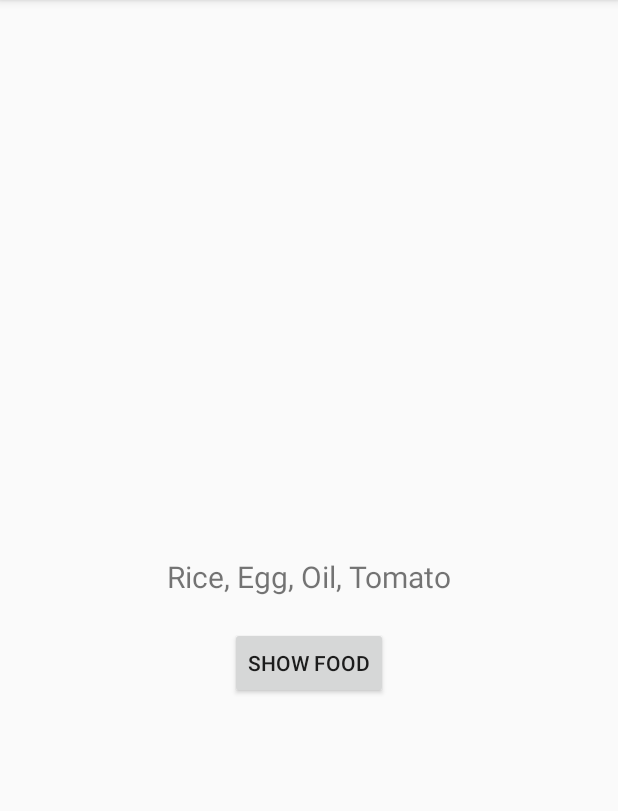
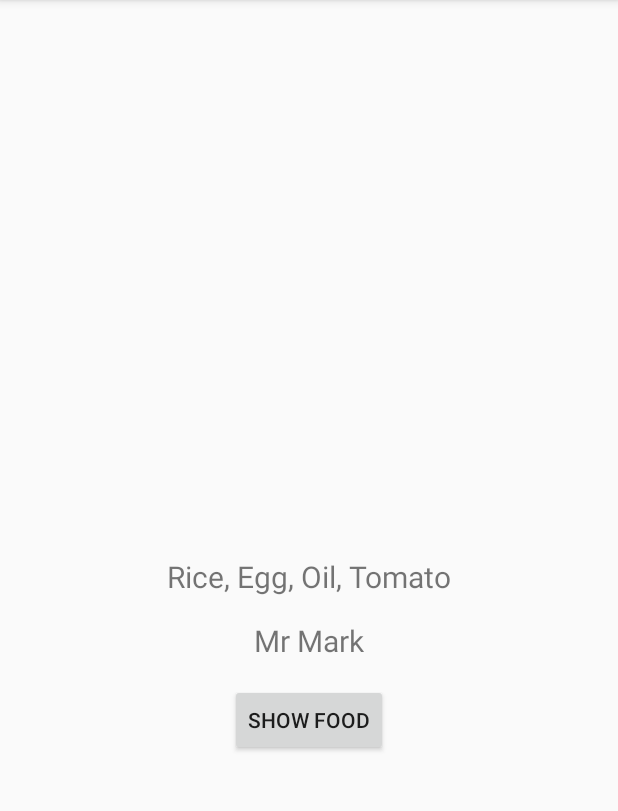
Before and after one commit to abircse/Dagger2-Kotlin, an Android app: the screen it shows after launch (MainActivity), after a tap on "SHOW FOOD", on a phone screen of 412 x 824 dp, the part 84-895 px from its top. Run offline under Robolectric (Android 15) with nearby library versions, the phone set to English and light mode, and no system bars; our stand-ins replace Dagger/Hilt's generated code.

Commit message:
Implementation dagger2 from scratch

```diff
--- a/app/src/main/java/com/coxtuneslab/myapplication/di/AppComponent.kt
+++ b/app/src/main/java/com/coxtuneslab/myapplication/di/AppComponent.kt
@@ -2,6 +2,8 @@ package com.coxtuneslab.myapplication.di
 
 import com.coxtuneslab.myapplication.App
 import com.coxtuneslab.myapplication.di.module.ActivityBuilderModule
+import com.coxtuneslab.myapplication.di.module.FoodVendorModule
+import com.coxtuneslab.myapplication.di.module.VendorModule
 import dagger.Component
 import dagger.android.AndroidInjector
 import dagger.android.support.AndroidSupportInjectionModule
@@ -9,7 +11,9 @@ import dagger.android.support.AndroidSupportInjectionModule
 @Component(
     modules = [
         AndroidSupportInjectionModule::class,
-        ActivityBuilderModule::class
+        ActivityBuilderModule::class,
+        FoodVendorModule::class,
+        VendorModule::class
     ]
 )
 
--- /dev/null
+++ b/app/src/main/java/com/coxtuneslab/myapplication/di/module/FoodVendorModule.kt
@@ -0,0 +1,15 @@
+package com.coxtuneslab.myapplication.di.module
+
+import com.coxtuneslab.myapplication.model.FoodVendor
+import dagger.Module
+import dagger.Provides
+
+@Module
+class FoodVendorModule {
+
+    /*
+    * Providers user for which class not possible to inject constructor via dagger2
+    * */
+    @Provides
+    fun getFoodVendorMark() : FoodVendor = FoodVendor.getFoodVendorInstance()
+}
--- /dev/null
+++ b/app/src/main/java/com/coxtuneslab/myapplication/di/module/VendorModule.kt
@@ -0,0 +1,13 @@
+package com.coxtuneslab.myapplication.di.module
+
+import com.coxtuneslab.myapplication.model.FoodVendor
+import com.coxtuneslab.myapplication.model.Vendor
+import dagger.Binds
+import dagger.Module
+
+@Module
+abstract class VendorModule {
+
+    @Binds
+    abstract fun getVendor(foodVendor: FoodVendor) : Vendor
+}
--- a/app/src/main/java/com/coxtuneslab/myapplication/model/FoodSeller.kt
+++ b/app/src/main/java/com/coxtuneslab/myapplication/model/FoodSeller.kt
@@ -2,6 +2,7 @@ package com.coxtuneslab.myapplication.model
 
 import javax.inject.Inject
 
-class FoodSeller @Inject constructor(val foods: Foods) {
+class FoodSeller @Inject constructor(val foods: Foods,val vendor: Vendor) {
     fun getFoodNames(): String = foods.getFoodsName()
+    fun getVendorName(): String = vendor.getName()
 }
--- /dev/null
+++ b/app/src/main/java/com/coxtuneslab/myapplication/model/FoodVendor.kt
@@ -0,0 +1,12 @@
+package com.coxtuneslab.myapplication.model
+
+class FoodVendor private constructor() : Vendor{
+
+    companion object{
+        fun getFoodVendorInstance() : FoodVendor = FoodVendor()
+    }
+
+    override fun getName(): String = "Mr Mark"
+}
+
+// private constructor not possible to inject via dagger2
--- /dev/null
+++ b/app/src/main/java/com/coxtuneslab/myapplication/model/Vendor.kt
@@ -0,0 +1,5 @@
+package com.coxtuneslab.myapplication.model
+
+interface Vendor {
+    fun getName() : String
+}
--- a/app/src/main/java/com/coxtuneslab/myapplication/ui/MainActivity.kt
+++ b/app/src/main/java/com/coxtuneslab/myapplication/ui/MainActivity.kt
@@ -22,6 +22,7 @@ class MainActivity : AppCompatActivity() {
 
         button.setOnClickListener {
             textView.text = foodSeller.getFoodNames()
+            textView2.text = foodSeller.getVendorName()
         }
     }
 }
--- a/app/src/main/res/layout/activity_main.xml
+++ b/app/src/main/res/layout/activity_main.xml
@@ -10,20 +10,31 @@
         android:id="@+id/textView"
         android:layout_width="wrap_content"
         android:layout_height="wrap_content"
-        android:text="Result"
+        android:text="Food Result"
         android:textSize="20sp"
         app:layout_constraintBottom_toBottomOf="parent"
         app:layout_constraintEnd_toEndOf="parent"
         app:layout_constraintStart_toStartOf="parent"
         app:layout_constraintTop_toTopOf="parent" />
 
+    <TextView
+        android:id="@+id/textView2"
+        android:layout_width="wrap_content"
+        android:layout_height="wrap_content"
+        android:layout_marginTop="15dp"
+        android:text="Vendor Result"
+        android:textSize="20sp"
+        app:layout_constraintEnd_toEndOf="@+id/textView"
+        app:layout_constraintStart_toStartOf="@+id/textView"
+        app:layout_constraintTop_toBottomOf="@+id/textView" />
+
     <Button
         android:id="@+id/button"
         android:layout_width="wrap_content"
         android:layout_height="wrap_content"
-        android:layout_marginTop="20dp"
+        android:layout_marginTop="15dp"
         android:text="Show Food"
-        app:layout_constraintEnd_toEndOf="@+id/textView"
-        app:layout_constraintStart_toStartOf="@+id/textView"
-        app:layout_constraintTop_toBottomOf="@+id/textView" />
+        app:layout_constraintEnd_toEndOf="@+id/textView2"
+        app:layout_constraintStart_toStartOf="@+id/textView2"
+        app:layout_constraintTop_toBottomOf="@+id/textView2" />
 </androidx.constraintlayout.widget.ConstraintLayout>
```
